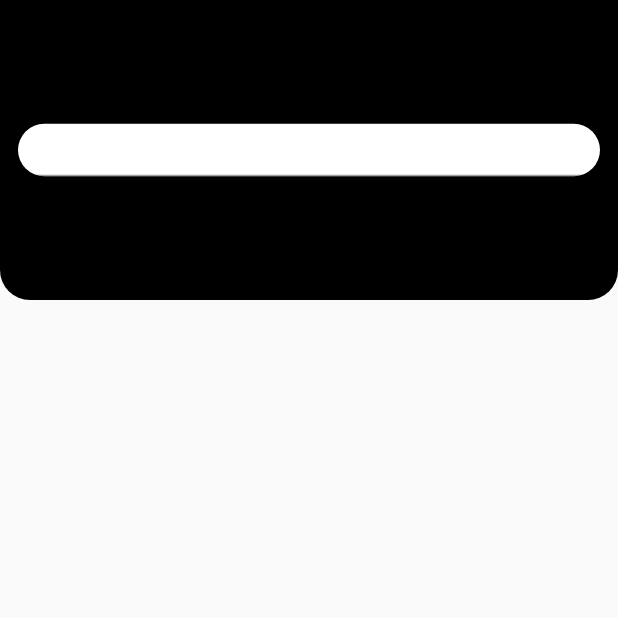
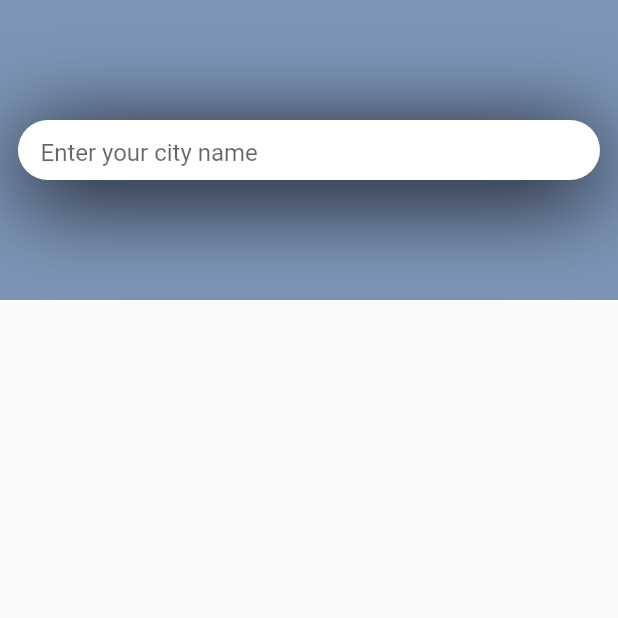
Before and after one commit to hohooio823/Weather, a Flutter app: the screen it shows after launch, on a phone screen of 412 x 824 dp, the top half of it. Run offline on Flutter 3.47's test engine with Material 2 defaults, Android fonts, the phone set to English and light mode, and no system bars.

Commit message:
Styling the search bar (WIP)

```diff
--- a/lib/Components/searchBar.dart
+++ b/lib/Components/searchBar.dart
@@ -18,17 +18,13 @@ class _SearchBarState extends State<SearchBar> {
     return Container(
       height:200,
       decoration: BoxDecoration(
-        borderRadius: BorderRadius.only(
-          bottomLeft: Radius.circular(20),
-          bottomRight: Radius.circular(20),
-        ),
-        color: Colors.black,
+        color: const Color(0xff7c94b6),
       ),
       alignment: Alignment.center,
       child:Padding(
           padding: EdgeInsets.fromLTRB(12, 0, 12, 0),
           child:Container(
-          height:35,
+          height:40,
           decoration: BoxDecoration(
             borderRadius: BorderRadius.circular(20),
             color: Colors.white,
@@ -38,6 +34,12 @@ class _SearchBarState extends State<SearchBar> {
             )]
               ),
               child:TextField(
+                      decoration : InputDecoration(
+                        border: InputBorder.none,
+                        contentPadding:EdgeInsets.fromLTRB(15, 0, 6, 5),
+                        hintText: 'Enter your city name'
+                      ),
+                      cursorColor: Colors.white,
                       onChanged: (text)=>{
                         getWeather(text)
                         .then((value) =>{
```
